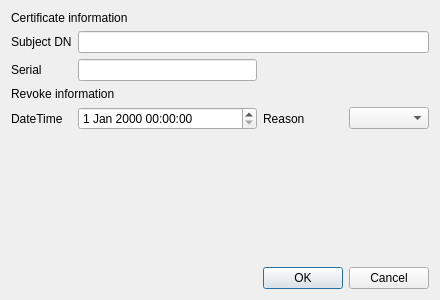
The window that CAMan/revoke_cert_dlg.ui (jykim74/CertMan) describes before a commit, drawn with Qt 5.
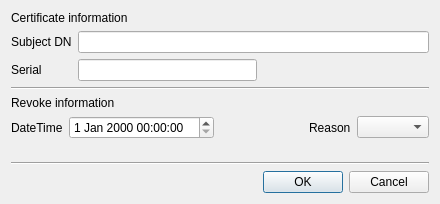
The same window after the commit.

The edit to the form file:
```diff
--- a/CAMan/revoke_cert_dlg.ui
+++ b/CAMan/revoke_cert_dlg.ui
@@ -7,31 +7,38 @@
     <x>0</x>
     <y>0</y>
     <width>440</width>
-    <height>300</height>
+    <height>204</height>
    </rect>
   </property>
   <property name="windowTitle">
    <string>Revoke certificate</string>
   </property>
   <layout class="QGridLayout" name="gridLayout">
-   <item row="4" column="1">
-    <widget class="QDateTimeEdit" name="mRevokeDateTime"/>
+   <item row="8" column="0" colspan="4">
+    <widget class="Line" name="line_2">
+     <property name="orientation">
+      <enum>Qt::Horizontal</enum>
+     </property>
+    </widget>
    </item>
-   <item row="4" column="0">
-    <widget class="QLabel" name="label_5">
+   <item row="1" column="0">
+    <widget class="QLabel" name="label_2">
      <property name="text">
-      <string>DateTime</string>
+      <string>Subject DN</string>
      </property>
     </widget>
    </item>
-   <item row="4" column="2">
-    <widget class="QLabel" name="label_6">
-     <property name="text">
-      <string>Reason</string>
+   <item row="9" column="2" colspan="2">
+    <widget class="QDialogButtonBox" name="buttonBox">
+     <property name="orientation">
+      <enum>Qt::Horizontal</enum>
      </property>
+     <property name="standardButtons">
+      <set>QDialogButtonBox::Cancel|QDialogButtonBox::Ok</set>
+     </property>
     </widget>
    </item>
-   <item row="5" column="0">
+   <item row="7" column="0">
     <spacer name="verticalSpacer">
      <property name="orientation">
       <enum>Qt::Vertical</enum>
@@ -44,13 +51,6 @@
      </property>
     </spacer>
    </item>
-   <item row="1" column="0">
-    <widget class="QLabel" name="label_2">
-     <property name="text">
-      <string>Subject DN</string>
-     </property>
-    </widget>
-   </item>
    <item row="2" column="0">
     <widget class="QLabel" name="label_3">
      <property name="text">
@@ -58,39 +58,73 @@
      </property>
     </widget>
    </item>
+   <item row="0" column="0" colspan="2">
+    <widget class="QLabel" name="label">
+     <property name="text">
+      <string>Certificate information</string>
+     </property>
+    </widget>
+   </item>
    <item row="2" column="1">
     <widget class="QLineEdit" name="mSerialText"/>
    </item>
-   <item row="4" column="3">
-    <widget class="QComboBox" name="mReasonCombo"/>
-   </item>
-   <item row="6" column="2" colspan="2">
-    <widget class="QDialogButtonBox" name="buttonBox">
+   <item row="3" column="0" colspan="4">
+    <widget class="Line" name="line">
      <property name="orientation">
       <enum>Qt::Horizontal</enum>
      </property>
-     <property name="standardButtons">
-      <set>QDialogButtonBox::Cancel|QDialogButtonBox::Ok</set>
-     </property>
     </widget>
    </item>
    <item row="1" column="1" colspan="3">
     <widget class="QLineEdit" name="mSubjectDNText"/>
    </item>
-   <item row="0" column="0" colspan="2">
-    <widget class="QLabel" name="label">
-     <property name="text">
-      <string>Certificate information</string>
-     </property>
-    </widget>
-   </item>
-   <item row="3" column="0" colspan="2">
+   <item row="4" column="0" colspan="2">
     <widget class="QLabel" name="label_4">
      <property name="text">
       <string>Revoke information</string>
      </property>
     </widget>
    </item>
+   <item row="6" column="0" colspan="4">
+    <layout class="QGridLayout" name="gridLayout_2">
+     <property name="topMargin">
+      <number>0</number>
+     </property>
+     <item row="0" column="1">
+      <widget class="QDateTimeEdit" name="mRevokeDateTime"/>
+     </item>
+     <item row="0" column="3">
+      <widget class="QLabel" name="label_6">
+       <property name="text">
+        <string>Reason</string>
+       </property>
+      </widget>
+     </item>
+     <item row="0" column="4">
+      <widget class="QComboBox" name="mReasonCombo"/>
+     </item>
+     <item row="0" column="0">
+      <widget class="QLabel" name="label_5">
+       <property name="text">
+        <string>DateTime</string>
+       </property>
+      </widget>
+     </item>
+     <item row="0" column="2">
+      <spacer name="horizontalSpacer">
+       <property name="orientation">
+        <enum>Qt::Horizontal</enum>
+       </property>
+       <property name="sizeHint" stdset="0">
+        <size>
+         <width>40</width>
+         <height>20</height>
+        </size>
+       </property>
+      </spacer>
+     </item>
+    </layout>
+   </item>
   </layout>
  </widget>
  <tabstops>
```
Left out of the diff: 2 changed lines with no effect on the pictures.
